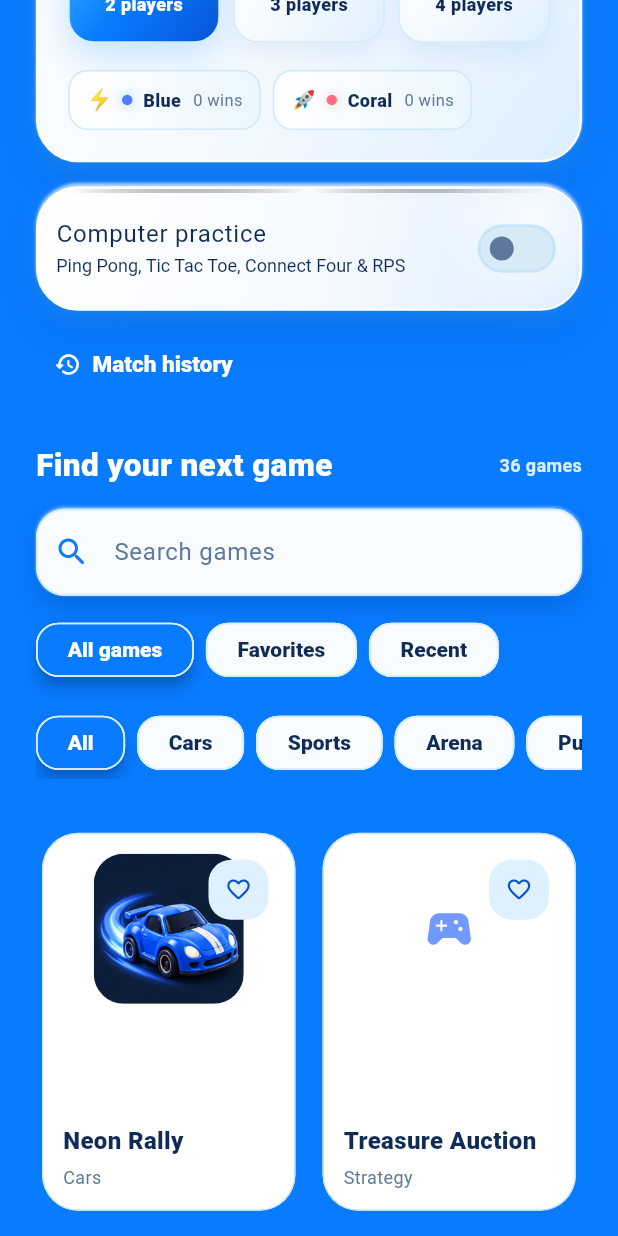
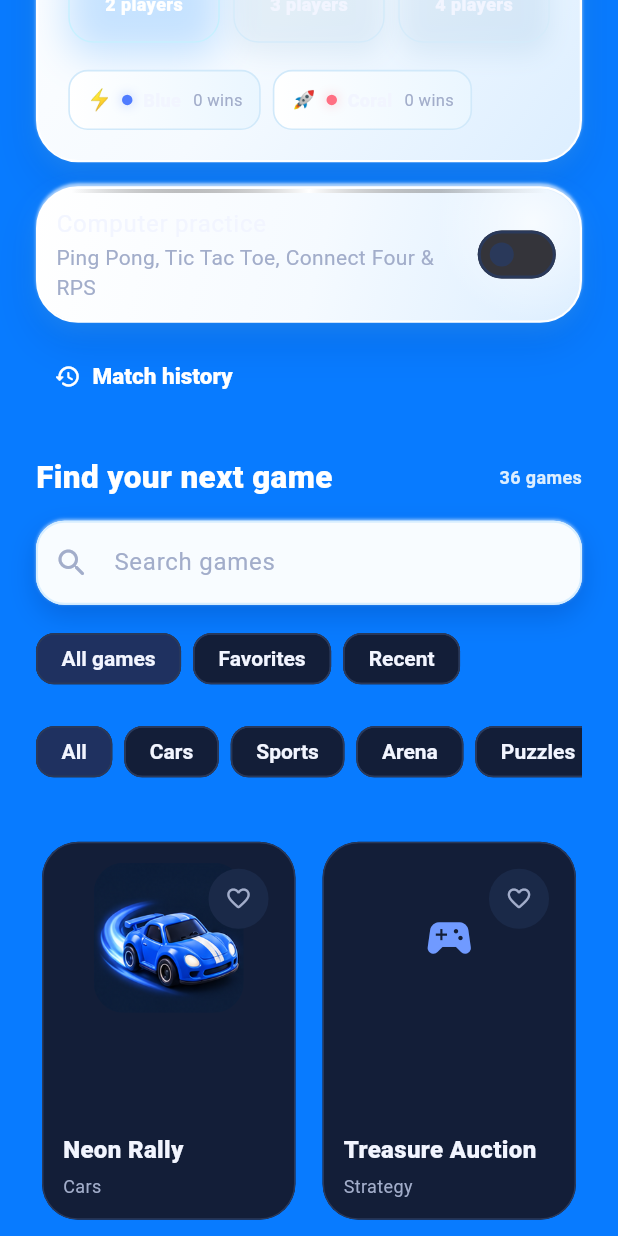
Before and after one commit to aminemtar/joy, a Flutter app: the screen it shows after launch, scrolled down 576 dp, on a phone screen of 412 x 824 dp. Run offline on Flutter 3.47's test engine with Material 3 defaults, Android fonts, the phone set to English and light mode, and no system bars; our stand-ins replace audioplayers, shared_preferences, web; missing offline and left inert: dart:js_interop; statements that could not run were skipped.

Commit message:
Restore lib/joy_theme.dart exactly to original main version

```diff
--- a/lib/joy_theme.dart
+++ b/lib/joy_theme.dart
@@ -1,250 +1,108 @@
 import 'package:flutter/material.dart';
 
-/// JOY's shared bright, playful light-blue visual system.
+/// One navy surface system shared by the lobby, settings and game screens.
 abstract final class JoyTheme {
-  static const ink = Color(0xFF102B55);
-  static const muted = Color(0xFF5D789C);
-  static const background = Color(0xFFEAF6FF);
-  static const surface = Color(0xFFFFFFFF);
-  static const raised = Color(0xFFF5FBFF);
-  static const border = Color(0xFFC8E3FA);
-  static const accent = Color(0xFF087BFF);
-  static const accentBright = Color(0xFF36A2FF);
-  static const accentDeep = Color(0xFF0754C8);
-  static const glow = Color(0x553B9DFF);
-
-  static const blueGradient = LinearGradient(
-    begin: Alignment.topLeft,
-    end: Alignment.bottomRight,
-    colors: [Color(0xFF43B7FF), Color(0xFF087BFF), Color(0xFF0754D6)],
-  );
-  static const panelGradient = LinearGradient(
-    begin: Alignment.topLeft,
-    end: Alignment.bottomRight,
-    colors: [Color(0xFFFFFFFF), Color(0xFFF5FBFF), Color(0xFFEAF6FF)],
-  );
+  static const ink = Color(0xFFF2F5FF);
+  static const muted = Color(0xFFA2ADCA);
+  static const background = Color(0xFF0B1128);
+  static const surface = Color(0xFF131E38);
+  static const raised = Color(0xFF1A2948);
+  static const border = Color(0xFF2A395A);
+  static const accent = Color(0xFF507CFF);
 
   static ThemeData get dark => ThemeData(
     useMaterial3: true,
     fontFamily: 'Roboto',
-    brightness: Brightness.light,
+    brightness: Brightness.dark,
     scaffoldBackgroundColor: background,
-    canvasColor: surface,
     colorScheme: ColorScheme.fromSeed(
       seedColor: accent,
-      brightness: Brightness.light,
+      brightness: Brightness.dark,
     ).copyWith(
-      primary: accent,
-      onPrimary: Colors.white,
-      primaryContainer: const Color(0xFFD7EDFF),
-      onPrimaryContainer: accentDeep,
-      secondary: const Color(0xFF35A9F5),
-      onSecondary: Colors.white,
+      primary: const Color(0xFF91ACFF),
+      onPrimary: background,
+      primaryContainer: accent,
+      onPrimaryContainer: Colors.white,
       surface: surface,
       onSurface: ink,
       onSurfaceVariant: muted,
       outline: border,
-      secondaryContainer: const Color(0xFFE2F3FF),
+      secondaryContainer: raised,
       onSecondaryContainer: ink,
-      surfaceContainerHighest: const Color(0xFFEAF5FF),
-    ),
-    snackBarTheme: const SnackBarThemeData(
-      backgroundColor: Color(0xFF123F7A),
-      contentTextStyle: TextStyle(color: Colors.white, fontWeight: FontWeight.w700),
-      behavior: SnackBarBehavior.floating,
-      elevation: 10,
     ),
     appBarTheme: const AppBarTheme(
       backgroundColor: background,
       foregroundColor: ink,
       surfaceTintColor: Colors.transparent,
       centerTitle: false,
-      elevation: 0,
-      scrolledUnderElevation: 0,
       titleTextStyle: TextStyle(
         fontFamily: 'Roboto',
         color: ink,
         fontSize: 21,
-        fontWeight: FontWeight.w900,
-        letterSpacing: -.35,
+        fontWeight: FontWeight.w800,
       ),
     ),
     filledButtonTheme: FilledButtonThemeData(
       style: FilledButton.styleFrom(
         backgroundColor: accent,
         foregroundColor: Colors.white,
-        disabledBackgroundColor: const Color(0xFFDCEAF5),
-        disabledForegroundColor: muted,
-        minimumSize: const Size(48, 54),
-        padding: const EdgeInsets.symmetric(horizontal: 22, vertical: 16),
-        elevation: 6,
-        shadowColor: glow,
+        minimumSize: const Size(48, 52),
+        padding: const EdgeInsets.symmetric(horizontal: 20, vertical: 15),
         textStyle: const TextStyle(
           fontFamily: 'Roboto',
           fontSize: 14,
-          fontWeight: FontWeight.w900,
-          letterSpacing: .15,
+          fontWeight: FontWeight.w700,
         ),
-        shape: RoundedRectangleBorder(
-          borderRadius: BorderRadius.circular(18),
-          side: const BorderSide(color: Color(0xFF8BCBFF), width: .8),
-        ),
-      ),
-    ),
-    elevatedButtonTheme: ElevatedButtonThemeData(
-      style: ElevatedButton.styleFrom(
-        backgroundColor: surface,
-        foregroundColor: accentDeep,
-        minimumSize: const Size(48, 52),
-        elevation: 4,
-        shadowColor: const Color(0x333B8DCE),
-        shape: RoundedRectangleBorder(
-          borderRadius: BorderRadius.circular(17),
-          side: const BorderSide(color: border),
-        ),
+        shape: RoundedRectangleBorder(borderRadius: BorderRadius.circular(16)),
       ),
     ),
     outlinedButtonTheme: OutlinedButtonThemeData(
       style: OutlinedButton.styleFrom(
-        foregroundColor: accentDeep,
+        foregroundColor: ink,
         minimumSize: const Size(48, 52),
-        side: const BorderSide(color: Color(0xFF9CCFFF)),
-        shape: RoundedRectangleBorder(borderRadius: BorderRadius.circular(17)),
-      ),
-    ),
-    textButtonTheme: TextButtonThemeData(
-      style: TextButton.styleFrom(
-        foregroundColor: accentDeep,
-        textStyle: const TextStyle(fontWeight: FontWeight.w800),
-        shape: RoundedRectangleBorder(borderRadius: BorderRadius.circular(14)),
+        side: const BorderSide(color: border),
+        shape: RoundedRectangleBorder(borderRadius: BorderRadius.circular(16)),
       ),
     ),
     iconButtonTheme: IconButtonThemeData(
-      style: IconButton.styleFrom(
-        foregroundColor: accentDeep,
-        backgroundColor: const Color(0xFFDFF1FF),
-        shape: RoundedRectangleBorder(borderRadius: BorderRadius.circular(15)),
-      ),
+      style: IconButton.styleFrom(foregroundColor: muted),
     ),
     chipTheme: ChipThemeData(
-      backgroundColor: const Color(0xFFF8FCFF),
-      selectedColor: accent,
-      disabledColor: const Color(0xFFEAF1F7),
-      side: const BorderSide(color: Color(0xFFD6EEFF), width: 1.1),
-      shape: RoundedRectangleBorder(borderRadius: BorderRadius.circular(15)),
+      backgroundColor: surface,
+      selectedColor: accent.withValues(alpha: .20),
+      side: const BorderSide(color: border),
+      shape: RoundedRectangleBorder(borderRadius: BorderRadius.circular(12)),
       labelStyle: const TextStyle(
         fontFamily: 'Roboto',
         color: ink,
-        fontWeight: FontWeight.w800,
+        fontWeight: FontWeight.w600,
       ),
-      secondaryLabelStyle: const TextStyle(
-        color: Colors.white,
-        fontWeight: FontWeight.w900,
-      ),
-      padding: const EdgeInsets.symmetric(horizontal: 12, vertical: 9),
+      padding: const EdgeInsets.symmetric(horizontal: 8, vertical: 7),
       showCheckmark: false,
-      elevation: 4,
-      pressElevation: 8,
     ),
     inputDecorationTheme: InputDecorationTheme(
       filled: true,
-      fillColor: surface,
-      contentPadding: const EdgeInsets.symmetric(horizontal: 17, vertical: 17),
-      hintStyle: const TextStyle(color: muted),
-      labelStyle: const TextStyle(color: muted, fontWeight: FontWeight.w700),
-      prefixIconColor: accent,
-      suffixIconColor: muted,
+      fillColor: raised,
+      contentPadding: const EdgeInsets.all(16),
       border: OutlineInputBorder(
-        borderRadius: BorderRadius.circular(17),
+        borderRadius: BorderRadius.circular(14),
         borderSide: const BorderSide(color: border),
       ),
       enabledBorder: OutlineInputBorder(
-        borderRadius: BorderRadius.circular(17),
+        borderRadius: BorderRadius.circular(14),
         borderSide: const BorderSide(color: border),
       ),
-      focusedBorder: OutlineInputBorder(
-        borderRadius: BorderRadius.circular(17),
-        borderSide: const BorderSide(color: accent, width: 1.7),
-      ),
-      errorBorder: OutlineInputBorder(
-        borderRadius: BorderRadius.circular(17),
-        borderSide: const BorderSide(color: Color(0xFFE45D70)),
-      ),
-      focusedErrorBorder: OutlineInputBorder(
-        borderRadius: BorderRadius.circular(17),
-        borderSide: const BorderSide(color: Color(0xFFE45D70), width: 1.7),
-      ),
-    ),
-    switchTheme: SwitchThemeData(
-      thumbColor: WidgetStateProperty.resolveWith(
-        (states) => states.contains(WidgetState.selected) ? Colors.white : muted,
-      ),
-      trackColor: WidgetStateProperty.resolveWith(
-        (states) => states.contains(WidgetState.selected) ? accent : const Color(0xFFD9EAF7),
-      ),
-      trackOutlineColor: WidgetStateProperty.all(border),
-    ),
-    sliderTheme: SliderThemeData(
-      activeTrackColor: accent,
-      inactiveTrackColor: const Color(0xFFD5E8F8),
-      thumbColor: Colors.white,
-      overlayColor: accent.withValues(alpha: .15),
-      valueIndicatorColor: accentDeep,
-      trackHeight: 5,
-    ),
-    progressIndicatorTheme: const ProgressIndicatorThemeData(
-      color: accent,
-      linearTrackColor: Color(0xFFD5E8F8),
-      circularTrackColor: Color(0xFFD5E8F8),
-    ),
-    listTileTheme: const ListTileThemeData(
-      iconColor: accent,
-      textColor: ink,
-      subtitleTextStyle: TextStyle(color: muted, fontSize: 12),
-      contentPadding: EdgeInsets.symmetric(horizontal: 16, vertical: 3),
     ),
     dialogTheme: DialogThemeData(
       backgroundColor: surface,
-      surfaceTintColor: Colors.transparent,
-      shadowColor: const Color(0x55356D9E),
-      elevation: 24,
-      insetPadding: const EdgeInsets.symmetric(horizontal: 22, vertical: 24),
-      clipBehavior: Clip.antiAlias,
-      shape: RoundedRectangleBorder(
-        borderRadius: BorderRadius.circular(28),
-        side: const BorderSide(color: Color(0xFFB9DEFA), width: 1),
-      ),
-      titleTextStyle: const TextStyle(
-        color: ink,
-        fontSize: 21,
-        height: 1.2,
-        fontWeight: FontWeight.w900,
-        letterSpacing: -.35,
-      ),
-      contentTextStyle: const TextStyle(
-        color: muted,
-        fontSize: 14,
-        height: 1.55,
-      ),
-      actionsPadding: const EdgeInsets.fromLTRB(20, 8, 20, 20),
+      shape: RoundedRectangleBorder(borderRadius: BorderRadius.circular(24)),
     ),
     bottomSheetTheme: const BottomSheetThemeData(
       backgroundColor: surface,
-      modalBackgroundColor: surface,
-      surfaceTintColor: Colors.transparent,
-      elevation: 22,
       showDragHandle: true,
-      dragHandleColor: Color(0xFF9CCDF1),
-      dragHandleSize: Size(44, 4),
-      shape: RoundedRectangleBorder(
-        borderRadius: BorderRadius.vertical(top: Radius.circular(30)),
-        side: BorderSide(color: Color(0xFFB9DEFA), width: 1),
-      ),
-      modalBarrierColor: Color(0x66305C88),
     ),
-    dividerTheme: const DividerThemeData(color: border, thickness: .8),
+    dividerTheme: const DividerThemeData(color: border),
   );
 
-  /// The mini-game arena uses the same light palette for a consistent app.
   static ThemeData get arena => dark;
 }
```
